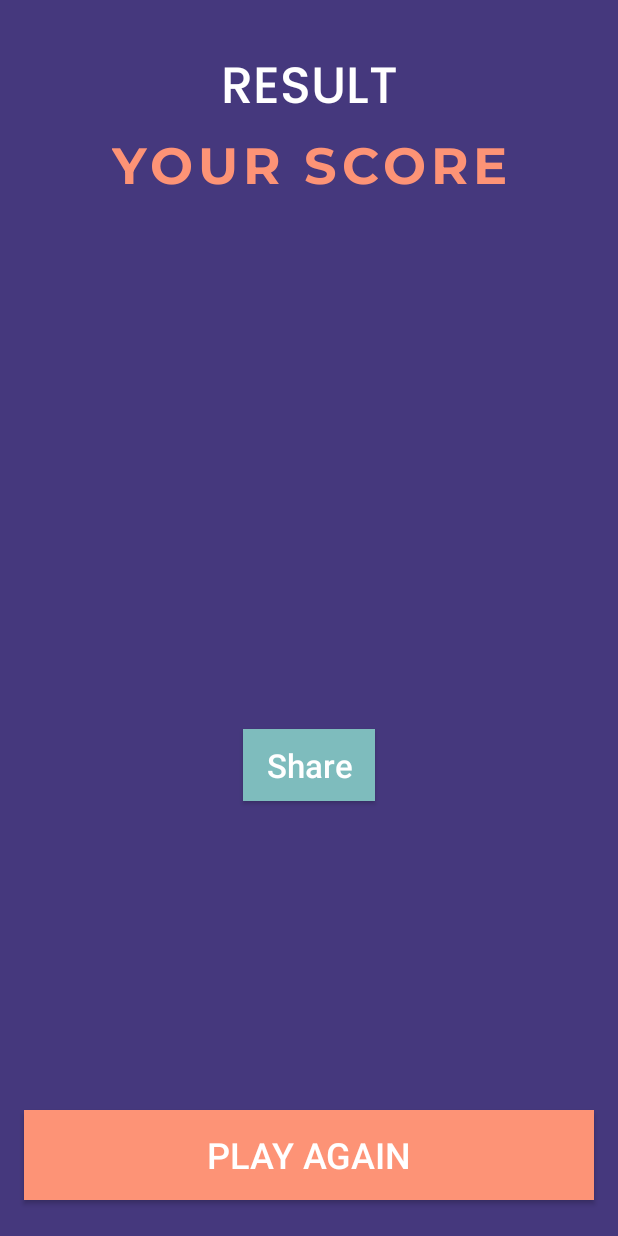
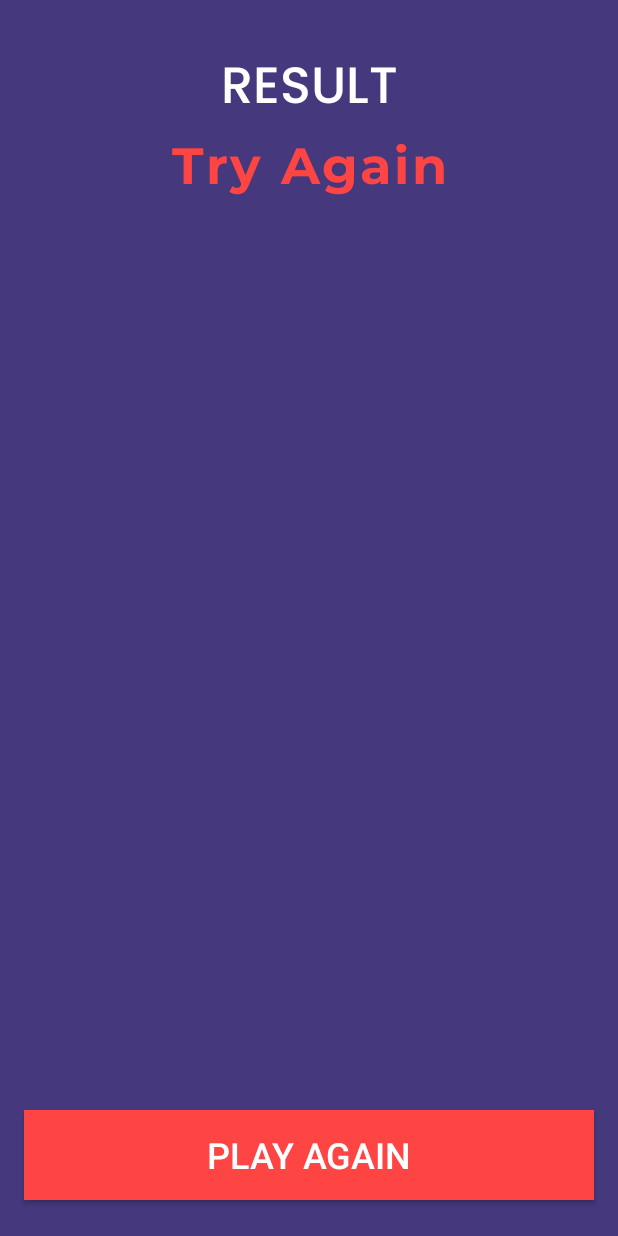
Before and after one commit to sbis04/quotes_trivia, an Android app: the LostFragment screen opened through its navigation route, on a phone screen of 412 x 824 dp. Run offline under Robolectric (Android 15) with nearby library versions, the phone set to English and light mode, and no system bars; our stand-ins replace data binding.

Commit message:
Add Conditional navigation for showing different screens

```diff
--- a/app/build.gradle
+++ b/app/build.gradle
@@ -29,14 +29,16 @@ android {
 }
 
 dependencies {
+    def nav_version = "2.3.0"
+
     implementation fileTree(dir: "libs", include: ["*.jar"])
     implementation "org.jetbrains.kotlin:kotlin-stdlib:$kotlin_version"
     implementation 'androidx.core:core-ktx:1.3.1'
     implementation 'androidx.appcompat:appcompat:1.2.0'
     implementation 'androidx.constraintlayout:constraintlayout:2.0.1'
     implementation 'androidx.legacy:legacy-support-v4:1.0.0'
-    implementation 'androidx.navigation:navigation-fragment-ktx:2.3.0'
-    implementation 'androidx.navigation:navigation-ui-ktx:2.3.0'
+    implementation "androidx.navigation:navigation-fragment-ktx:$nav_version"
+    implementation "androidx.navigation:navigation-ui-ktx:$nav_version"
     testImplementation 'junit:junit:4.12'
     androidTestImplementation 'androidx.test.ext:junit:1.1.2'
     androidTestImplementation 'androidx.test.espresso:espresso-core:3.3.0'
--- a/app/src/main/java/com/souvikbiswas/quotestrivia/ScoreFragment.kt
+++ b/app/src/main/java/com/souvikbiswas/quotestrivia/LostFragment.kt
@@ -6,16 +6,15 @@ import android.view.LayoutInflater
 import android.view.View
 import android.view.ViewGroup
 import androidx.databinding.DataBindingUtil
-import com.souvikbiswas.quotestrivia.databinding.FragmentScoreBinding
+import com.souvikbiswas.quotestrivia.databinding.FragmentLostBinding
 
-class ScoreFragment : Fragment() {
+class LostFragment : Fragment() {
     override fun onCreateView(
         inflater: LayoutInflater, container: ViewGroup?,
         savedInstanceState: Bundle?
     ): View? {
-        // Inflate the layout for this fragment
-        val binding: FragmentScoreBinding = DataBindingUtil.inflate(
-            inflater, R.layout.fragment_score, container, false
+        val binding: FragmentLostBinding = DataBindingUtil.inflate(
+            inflater, R.layout.fragment_lost, container, false
         )
 
         return binding.root
--- a/app/src/main/java/com/souvikbiswas/quotestrivia/TriviaFragment.kt
+++ b/app/src/main/java/com/souvikbiswas/quotestrivia/TriviaFragment.kt
@@ -13,6 +13,7 @@ import androidx.navigation.findNavController
 import com.souvikbiswas.quotestrivia.databinding.FragmentTriviaBinding
 import com.souvikbiswas.quotestrivia.databinding.FragmentWelcomeBinding
 import kotlin.math.min
+import kotlin.math.round
 
 class TriviaFragment : Fragment() {
     data class Question(val quote: String, val answers: List<String>)
@@ -83,9 +84,6 @@ class TriviaFragment : Fragment() {
 
                 if (answers[answerIndex] == currentQuestion.answers[0]) {
                     correctAnswers++
-                    Toast.makeText(context, "Correct", Toast.LENGTH_SHORT).show()
-                } else {
-                    Toast.makeText(context, "Wrong", Toast.LENGTH_SHORT).show()
                 }
 
                 if (questionIndex < numQuestions) {
@@ -94,7 +92,12 @@ class TriviaFragment : Fragment() {
                     binding.invalidateAll()
                     questionNumberText.text = "${questionIndex + 1} / $numQuestions"
                 } else {
-                    view.findNavController().navigate(R.id.action_triviaFragment_to_scoreFragment)
+                    if (correctAnswers < round(0.8 * numQuestions)) {
+                        view.findNavController()
+                            .navigate(R.id.action_triviaFragment_to_lostFragment)
+                    } else {
+                        view.findNavController().navigate(R.id.action_triviaFragment_to_wonFragment)
+                    }
                 }
             }
         }
--- /dev/null
+++ b/app/src/main/java/com/souvikbiswas/quotestrivia/WonFragment.kt
@@ -0,0 +1,23 @@
+package com.souvikbiswas.quotestrivia
+
+import android.os.Bundle
+import androidx.fragment.app.Fragment
+import android.view.LayoutInflater
+import android.view.View
+import android.view.ViewGroup
+import androidx.databinding.DataBindingUtil
+import com.souvikbiswas.quotestrivia.databinding.FragmentWonBinding
+
+class WonFragment : Fragment() {
+    override fun onCreateView(
+        inflater: LayoutInflater, container: ViewGroup?,
+        savedInstanceState: Bundle?
+    ): View? {
+        // Inflate the layout for this fragment
+        val binding: FragmentWonBinding = DataBindingUtil.inflate(
+            inflater, R.layout.fragment_won, container, false
+        )
+
+        return binding.root
+    }
+}
--- a/app/src/main/res/layout/activity_main.xml
+++ b/app/src/main/res/layout/activity_main.xml
@@ -1,5 +1,7 @@
 <?xml version="1.0" encoding="utf-8"?>
 
+
+<!--activity_main.xml-->
 <layout xmlns:android="http://schemas.android.com/apk/res/android"
     xmlns:app="http://schemas.android.com/apk/res-auto">
 
@@ -8,6 +10,7 @@
         android:layout_height="match_parent"
         android:orientation="vertical">
 
+        <!--Add this for linking the navigation resource file-->
         <androidx.fragment.app.FragmentContainerView
             android:id="@+id/myNavHostFragment"
             android:name="androidx.navigation.fragment.NavHostFragment"
--- /dev/null
+++ b/app/src/main/res/layout/fragment_lost.xml
@@ -0,0 +1,102 @@
+<?xml version="1.0" encoding="utf-8"?>
+
+<layout xmlns:android="http://schemas.android.com/apk/res/android"
+    xmlns:app="http://schemas.android.com/apk/res-auto"
+    xmlns:tools="http://schemas.android.com/tools"
+    tools:context=".LostFragment">
+
+    <androidx.constraintlayout.widget.ConstraintLayout
+        android:id="@+id/lostConstraint"
+        android:layout_width="match_parent"
+        android:layout_height="match_parent"
+        android:background="@color/colorPrimary">
+
+        <Button
+            android:id="@+id/playAgainButton"
+            android:layout_width="0dp"
+            android:layout_height="60dp"
+            android:layout_marginStart="16dp"
+            android:layout_marginEnd="16dp"
+            android:layout_marginBottom="24dp"
+            android:background="@android:color/holo_red_light"
+            android:text="@string/play_again_button_text"
+            android:textColor="@android:color/white"
+            android:textSize="24sp"
+            app:layout_constraintBottom_toBottomOf="parent"
+            app:layout_constraintEnd_toEndOf="parent"
+            app:layout_constraintStart_toStartOf="parent" />
+
+        <TextView
+            android:id="@+id/correctAnswersText"
+            android:layout_width="wrap_content"
+            android:layout_height="wrap_content"
+            android:layout_marginEnd="8dp"
+            android:fontFamily="@font/poppins_medium"
+            android:textAppearance="@style/TextAppearance.AppCompat.Display4"
+            android:textColor="@android:color/white"
+            app:layout_constraintBottom_toTopOf="@+id/playAgainButton"
+            app:layout_constraintEnd_toStartOf="@+id/separatorText"
+            app:layout_constraintHorizontal_bias="0.5"
+            app:layout_constraintHorizontal_chainStyle="packed"
+            app:layout_constraintStart_toStartOf="parent"
+            app:layout_constraintTop_toBottomOf="@+id/lostText"
+            app:layout_constraintVertical_bias="0.4"
+            tools:text="5" />
+
+        <TextView
+            android:id="@+id/totalQuestionsText"
+            android:layout_width="wrap_content"
+            android:layout_height="wrap_content"
+            android:layout_marginStart="8dp"
+            android:fontFamily="@font/poppins_medium"
+            android:textAppearance="@style/TextAppearance.AppCompat.Display4"
+            android:textColor="@color/white50"
+            app:layout_constraintBottom_toBottomOf="@+id/separatorText"
+            app:layout_constraintEnd_toEndOf="parent"
+            app:layout_constraintHorizontal_bias="0.5"
+            app:layout_constraintStart_toEndOf="@+id/separatorText"
+            app:layout_constraintTop_toTopOf="@+id/separatorText"
+            tools:text="8" />
+
+        <TextView
+            android:id="@+id/separatorText"
+            android:layout_width="wrap_content"
+            android:layout_height="wrap_content"
+            android:fontFamily="@font/poppins_medium"
+            android:textAppearance="@style/TextAppearance.AppCompat.Display4"
+            android:textColor="@color/white50"
+            app:layout_constraintBottom_toBottomOf="@+id/correctAnswersText"
+            app:layout_constraintEnd_toStartOf="@+id/totalQuestionsText"
+            app:layout_constraintHorizontal_bias="0.5"
+            app:layout_constraintStart_toEndOf="@+id/correctAnswersText"
+            app:layout_constraintTop_toTopOf="@+id/correctAnswersText"
+            tools:text="/" />
+
+        <TextView
+            android:id="@+id/resultText"
+            android:layout_width="wrap_content"
+            android:layout_height="wrap_content"
+            android:layout_marginTop="32dp"
+            android:fontFamily="@font/poppins_medium"
+            android:text="@string/result_text"
+            android:textAppearance="@style/TextAppearance.AppCompat.Display1"
+            android:textColor="@android:color/white"
+            app:layout_constraintEnd_toEndOf="parent"
+            app:layout_constraintStart_toStartOf="parent"
+            app:layout_constraintTop_toTopOf="parent" />
+
+        <TextView
+            android:id="@+id/lostText"
+            android:layout_width="wrap_content"
+            android:layout_height="wrap_content"
+            android:fontFamily="@font/montserrat_bold"
+            android:letterSpacing="0.05"
+            android:text="@string/you_lost"
+            android:textAppearance="@style/TextAppearance.AppCompat.Display1"
+            android:textColor="@android:color/holo_red_light"
+            app:layout_constraintEnd_toEndOf="parent"
+            app:layout_constraintStart_toStartOf="parent"
+            app:layout_constraintTop_toBottomOf="@+id/resultText" />
+
+    </androidx.constraintlayout.widget.ConstraintLayout>
+</layout>
--- a/app/src/main/res/layout/fragment_score.xml
+++ b/app/src/main/res/layout/fragment_won.xml
@@ -3,23 +3,23 @@
 <layout xmlns:android="http://schemas.android.com/apk/res/android"
     xmlns:tools="http://schemas.android.com/tools"
     xmlns:app="http://schemas.android.com/apk/res-auto"
-    tools:context=".ScoreFragment">
+    tools:context=".WonFragment">
 
     <androidx.constraintlayout.widget.ConstraintLayout
-        android:id="@+id/scoreConstraint"
+        android:id="@+id/wonConstraint"
         android:layout_width="match_parent"
         android:layout_height="match_parent"
         android:background="@color/colorPrimary">
 
         <Button
-            android:id="@+id/playAgainButton"
+            android:id="@+id/nextMatchButton"
             android:layout_width="0dp"
             android:layout_height="60dp"
             android:layout_marginStart="16dp"
             android:layout_marginEnd="16dp"
             android:layout_marginBottom="24dp"
-            android:background="@color/colorAccent"
-            android:text="@string/play_again_button_text"
+            android:background="@android:color/holo_green_light"
+            android:text="@string/next_match"
             android:textColor="@android:color/white"
             android:textSize="24sp"
             app:layout_constraintBottom_toBottomOf="parent"
@@ -27,7 +27,7 @@
             app:layout_constraintStart_toStartOf="parent" />
 
         <Button
-            android:id="@+id/button"
+            android:id="@+id/shareButton"
             android:layout_width="wrap_content"
             android:layout_height="wrap_content"
             android:layout_marginTop="16dp"
@@ -38,56 +38,56 @@
             android:textSize="22sp"
             app:layout_constraintEnd_toEndOf="parent"
             app:layout_constraintStart_toStartOf="parent"
-            app:layout_constraintTop_toBottomOf="@+id/textView" />
+            app:layout_constraintTop_toBottomOf="@+id/correctAnswersText" />
 
         <TextView
-            android:id="@+id/textView"
+            android:id="@+id/correctAnswersText"
             android:layout_width="wrap_content"
             android:layout_height="wrap_content"
             android:layout_marginEnd="8dp"
             android:fontFamily="@font/poppins_medium"
             android:textAppearance="@style/TextAppearance.AppCompat.Display4"
             android:textColor="@android:color/white"
-            app:layout_constraintBottom_toTopOf="@+id/playAgainButton"
-            app:layout_constraintEnd_toStartOf="@+id/textView3"
+            app:layout_constraintBottom_toTopOf="@+id/nextMatchButton"
+            app:layout_constraintEnd_toStartOf="@+id/separatorText"
             app:layout_constraintHorizontal_bias="0.5"
             app:layout_constraintHorizontal_chainStyle="packed"
             app:layout_constraintStart_toStartOf="parent"
-            app:layout_constraintTop_toBottomOf="@+id/textView5"
+            app:layout_constraintTop_toBottomOf="@+id/winnerText"
             app:layout_constraintVertical_bias="0.35"
-            tools:text="6" />
+            tools:text="7" />
 
         <TextView
-            android:id="@+id/textView2"
+            android:id="@+id/totalQuestionsText"
             android:layout_width="wrap_content"
             android:layout_height="wrap_content"
             android:layout_marginStart="8dp"
             android:fontFamily="@font/poppins_medium"
             android:textAppearance="@style/TextAppearance.AppCompat.Display4"
             android:textColor="@color/white50"
-            app:layout_constraintBottom_toBottomOf="@+id/textView3"
+            app:layout_constraintBottom_toBottomOf="@+id/separatorText"
             app:layout_constraintEnd_toEndOf="parent"
             app:layout_constraintHorizontal_bias="0.5"
-            app:layout_constraintStart_toEndOf="@+id/textView3"
-            app:layout_constraintTop_toTopOf="@+id/textView3"
+            app:layout_constraintStart_toEndOf="@+id/separatorText"
+            app:layout_constraintTop_toTopOf="@+id/separatorText"
             tools:text="8" />
 
         <TextView
-            android:id="@+id/textView3"
+            android:id="@+id/separatorText"
             android:layout_width="wrap_content"
             android:layout_height="wrap_content"
             android:fontFamily="@font/poppins_medium"
             android:textAppearance="@style/TextAppearance.AppCompat.Display4"
             android:textColor="@color/white50"
-            app:layout_constraintBottom_toBottomOf="@+id/textView"
-            app:layout_constraintEnd_toStartOf="@+id/textView2"
+            app:layout_constraintBottom_toBottomOf="@+id/correctAnswersText"
+            app:layout_constraintEnd_toStartOf="@+id/totalQuestionsText"
             app:layout_constraintHorizontal_bias="0.5"
-            app:layout_constraintStart_toEndOf="@+id/textView"
-            app:layout_constraintTop_toTopOf="@+id/textView"
+            app:layout_constraintStart_toEndOf="@+id/correctAnswersText"
+            app:layout_constraintTop_toTopOf="@+id/correctAnswersText"
             tools:text="/" />
 
         <TextView
-            android:id="@+id/textView4"
+            android:id="@+id/resultText"
             android:layout_width="wrap_content"
             android:layout_height="wrap_content"
             android:layout_marginTop="32dp"
@@ -100,17 +100,17 @@
             app:layout_constraintTop_toTopOf="parent" />
 
         <TextView
-            android:id="@+id/textView5"
+            android:id="@+id/winnerText"
             android:layout_width="wrap_content"
             android:layout_height="wrap_content"
             android:fontFamily="@font/montserrat_bold"
-            android:letterSpacing="0.1"
-            android:text="@string/your_score_text"
+            android:letterSpacing="0.05"
+            android:text="@string/winner_text"
             android:textAppearance="@style/TextAppearance.AppCompat.Display1"
-            android:textColor="@color/colorAccent"
+            android:textColor="@android:color/holo_green_light"
             app:layout_constraintEnd_toEndOf="parent"
             app:layout_constraintStart_toStartOf="parent"
-            app:layout_constraintTop_toBottomOf="@+id/textView4" />
+            app:layout_constraintTop_toBottomOf="@+id/resultText" />
 
     </androidx.constraintlayout.widget.ConstraintLayout>
 </layout>
--- a/app/src/main/res/navigation/navigation.xml
+++ b/app/src/main/res/navigation/navigation.xml
@@ -20,12 +20,20 @@
         android:label="fragment_trivia"
         tools:layout="@layout/fragment_trivia" >
         <action
-            android:id="@+id/action_triviaFragment_to_scoreFragment"
-            app:destination="@id/scoreFragment" />
+            android:id="@+id/action_triviaFragment_to_wonFragment"
+            app:destination="@id/wonFragment" />
+        <action
+            android:id="@+id/action_triviaFragment_to_lostFragment"
+            app:destination="@id/lostFragment" />
     </fragment>
     <fragment
-        android:id="@+id/scoreFragment"
-        android:name="com.souvikbiswas.quotestrivia.ScoreFragment"
-        android:label="fragment_score"
-        tools:layout="@layout/fragment_score" />
+        android:id="@+id/wonFragment"
+        android:name="com.souvikbiswas.quotestrivia.WonFragment"
+        android:label="fragment_won"
+        tools:layout="@layout/fragment_won" />
+    <fragment
+        android:id="@+id/lostFragment"
+        android:name="com.souvikbiswas.quotestrivia.LostFragment"
+        android:label="fragment_lost"
+        tools:layout="@layout/fragment_lost" />
 </navigation>
--- a/app/src/main/res/values/strings.xml
+++ b/app/src/main/res/values/strings.xml
@@ -10,7 +10,9 @@
     <string name="play_again_button_text">Play Again</string>
     <string name="share_button_text">Share</string>
     <string name="result_text">RESULT</string>
-    <string name="your_score_text">YOUR SCORE</string>
+    <string name="you_lost">Try Again</string>
     <string name="about_text">Quotes Trivia is simple trivia game where you have to pick the notable humans in history that originally said the memorable quote in a multiple-choice challenge.\n\nAt the end of each game you will get a score based on the number of correct answers you have selected.\n\nYou can also share you score with others.\n\nThe app is open sourced on GitHub, so you can take a look at its source code.</string>
     <string name="rules_text">You can choose an option among the choices you are presented with. Each time you choose a correct person who have originally said the quote in history, you score a point.\n\nThe game ends after answering four questions and you are presented with the score.\n\nYou can also share the score with your friends.\n\nAt the end of each game, you get an option to play again. When tapped, you can again start playing the game with the next four set of questions.\n\nHappy playing!</string>
+    <string name="winner_text">Congratulations!</string>
+    <string name="next_match">Next Match</string>
 </resources>
```
